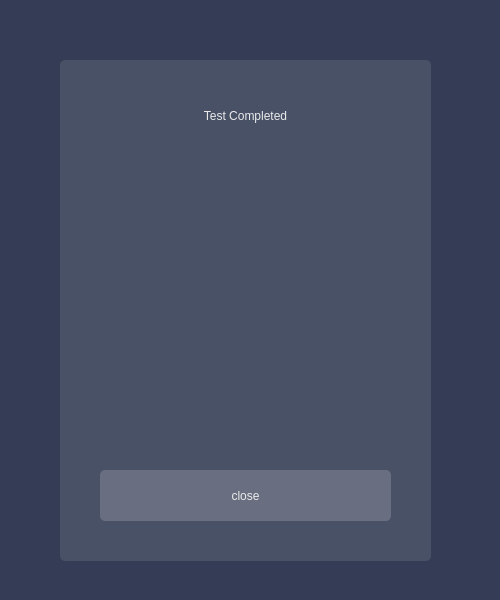
The window that DeadLocks-Final-Test/Dialogs/enddialog.ui (breathTake/Deadlocks-Algorithm-Simulation) describes before a commit, drawn with Qt 5.
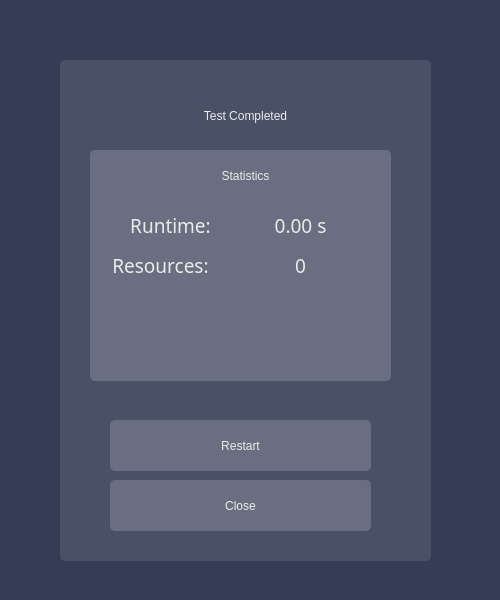
The same window after the commit. Icons and pictures are not drawn.

Commit message: Enddialog Statistics added

```diff
--- a/DeadLocks-Final-Test/Dialogs/enddialog.ui
+++ b/DeadLocks-Final-Test/Dialogs/enddialog.ui
@@ -40,9 +40,9 @@
   <widget class="QPushButton" name="end_pushButton">
    <property name="geometry">
     <rect>
-     <x>100</x>
-     <y>470</y>
-     <width>291</width>
+     <x>110</x>
+     <y>480</y>
+     <width>261</width>
      <height>51</height>
     </rect>
    </property>
@@ -65,7 +65,7 @@
 </string>
    </property>
    <property name="text">
-    <string>close</string>
+    <string>Close</string>
    </property>
   </widget>
   <widget class="QLabel" name="label">
@@ -89,6 +89,217 @@
     <set>Qt::AlignCenter</set>
    </property>
   </widget>
+  <widget class="QPushButton" name="restart_pushButton">
+   <property name="geometry">
+    <rect>
+     <x>110</x>
+     <y>420</y>
+     <width>261</width>
+     <height>51</height>
+    </rect>
+   </property>
+   <property name="styleSheet">
+    <string notr="true">QPushButton {
+    border-radius: 5px;
+	background-color: rgb(105, 111, 128);
+	color: rgb(235, 235, 235);
+	font: 18pt &quot;Futura Hv BT&quot;;
+}
+QPushButton::pressed {
+    border-radius: 5px;
+	background-color: rgb(43, 48, 63);
+	font: 18pt &quot;Futura Hv BT&quot;;
+	color: rgb(217, 217, 217);
+}
+QPushButton::hover {
+	background-color: rgb(152, 161, 186);
+}
+</string>
+   </property>
+   <property name="text">
+    <string>Restart</string>
+   </property>
+  </widget>
+  <widget class="QPlainTextEdit" name="end_results_label">
+   <property name="geometry">
+    <rect>
+     <x>90</x>
+     <y>150</y>
+     <width>301</width>
+     <height>231</height>
+    </rect>
+   </property>
+   <property name="tabletTracking">
+    <bool>false</bool>
+   </property>
+   <property name="layoutDirection">
+    <enum>Qt::LeftToRight</enum>
+   </property>
+   <property name="styleSheet">
+    <string notr="true">QPlainTextEdit{ 
+	padding-top: 15px;
+	padding-left: 50px;
+	border-radius: 5px;
+	border: none;
+	background-color: rgb(105, 111, 128);
+	font: 12pt &quot;Futura Bk BT&quot;;
+	color: rgb(217, 217, 217);
+	alignment: AlignCenter;
+    }</string>
+   </property>
+   <property name="verticalScrollBarPolicy">
+    <enum>Qt::ScrollBarAlwaysOff</enum>
+   </property>
+   <property name="horizontalScrollBarPolicy">
+    <enum>Qt::ScrollBarAlwaysOff</enum>
+   </property>
+   <property name="sizeAdjustPolicy">
+    <enum>QAbstractScrollArea::AdjustIgnored</enum>
+   </property>
+   <property name="plainText">
+    <string/>
+   </property>
+   <property name="textInteractionFlags">
+    <set>Qt::TextSelectableByKeyboard|Qt::TextSelectableByMouse</set>
+   </property>
+  </widget>
+  <widget class="QLabel" name="runtime">
+   <property name="geometry">
+    <rect>
+     <x>130</x>
+     <y>210</y>
+     <width>81</width>
+     <height>31</height>
+    </rect>
+   </property>
+   <property name="font">
+    <font>
+     <family>Futura Hv BT</family>
+     <pointsize>14</pointsize>
+     <italic>false</italic>
+     <bold>false</bold>
+    </font>
+   </property>
+   <property name="styleSheet">
+    <string notr="true">color: rgb(235, 235, 235);
+font: 14pt &quot;Futura Hv BT&quot;;
+background-color: none;</string>
+   </property>
+   <property name="text">
+    <string>Runtime:</string>
+   </property>
+   <property name="alignment">
+    <set>Qt::AlignCenter</set>
+   </property>
+  </widget>
+  <widget class="QLabel" name="end_runtime_label">
+   <property name="geometry">
+    <rect>
+     <x>220</x>
+     <y>210</y>
+     <width>161</width>
+     <height>31</height>
+    </rect>
+   </property>
+   <property name="font">
+    <font>
+     <family>Futura Hv BT</family>
+     <pointsize>14</pointsize>
+     <italic>false</italic>
+     <bold>false</bold>
+    </font>
+   </property>
+   <property name="styleSheet">
+    <string notr="true">color: rgb(235, 235, 235);
+font: 14pt &quot;Futura Hv BT&quot;;
+background-color: none;</string>
+   </property>
+   <property name="text">
+    <string>0.00 s</string>
+   </property>
+   <property name="alignment">
+    <set>Qt::AlignCenter</set>
+   </property>
+  </widget>
+  <widget class="QLabel" name="resources">
+   <property name="geometry">
+    <rect>
+     <x>110</x>
+     <y>250</y>
+     <width>101</width>
+     <height>31</height>
+    </rect>
+   </property>
+   <property name="font">
+    <font>
+     <family>Futura Hv BT</family>
+     <pointsize>14</pointsize>
+     <italic>false</italic>
+     <bold>false</bold>
+    </font>
+   </property>
+   <property name="styleSheet">
+    <string notr="true">color: rgb(235, 235, 235);
+font: 14pt &quot;Futura Hv BT&quot;;
+background-color: none;</string>
+   </property>
+   <property name="text">
+    <string>Resources:</string>
+   </property>
+   <property name="alignment">
+    <set>Qt::AlignCenter</set>
+   </property>
+  </widget>
+  <widget class="QLabel" name="end_resources_label">
+   <property name="geometry">
+    <rect>
+     <x>220</x>
+     <y>250</y>
+     <width>161</width>
+     <height>31</height>
+    </rect>
+   </property>
+   <property name="font">
+    <font>
+     <family>Futura Hv BT</family>
+     <pointsize>14</pointsize>
+     <italic>false</italic>
+     <bold>false</bold>
+    </font>
+   </property>
+   <property name="styleSheet">
+    <string notr="true">color: rgb(235, 235, 235);
+font: 14pt &quot;Futura Hv BT&quot;;
+background-color: none;</string>
+   </property>
+   <property name="text">
+    <string>0</string>
+   </property>
+   <property name="alignment">
+    <set>Qt::AlignCenter</set>
+   </property>
+  </widget>
+  <widget class="QLabel" name="statistics_label">
+   <property name="geometry">
+    <rect>
+     <x>100</x>
+     <y>150</y>
+     <width>291</width>
+     <height>51</height>
+    </rect>
+   </property>
+   <property name="styleSheet">
+    <string notr="true">color: rgb(235, 235, 235);
+font: 18pt &quot;Futura Hv BT&quot;;
+background-color: none;</string>
+   </property>
+   <property name="text">
+    <string>Statistics</string>
+   </property>
+   <property name="alignment">
+    <set>Qt::AlignCenter</set>
+   </property>
+  </widget>
  </widget>
  <resources>
   <include location="resources.qrc"/>
```
Left out of the diff: 4 changed lines with no effect on the pictures. The commit also changes 3 other files.
